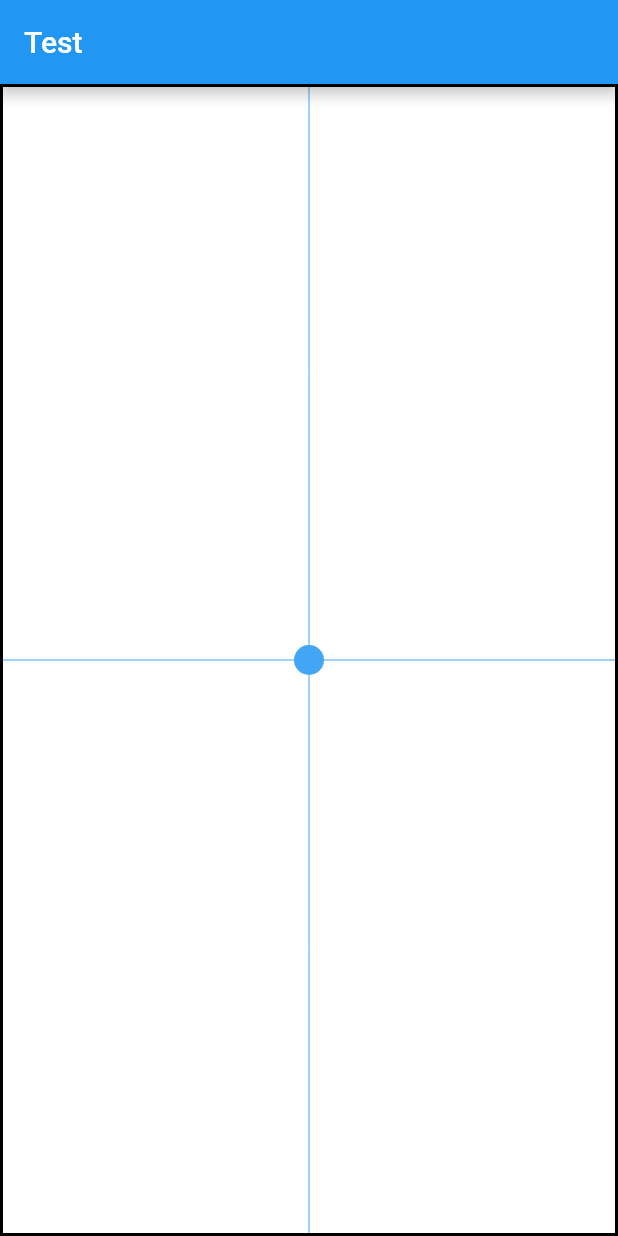
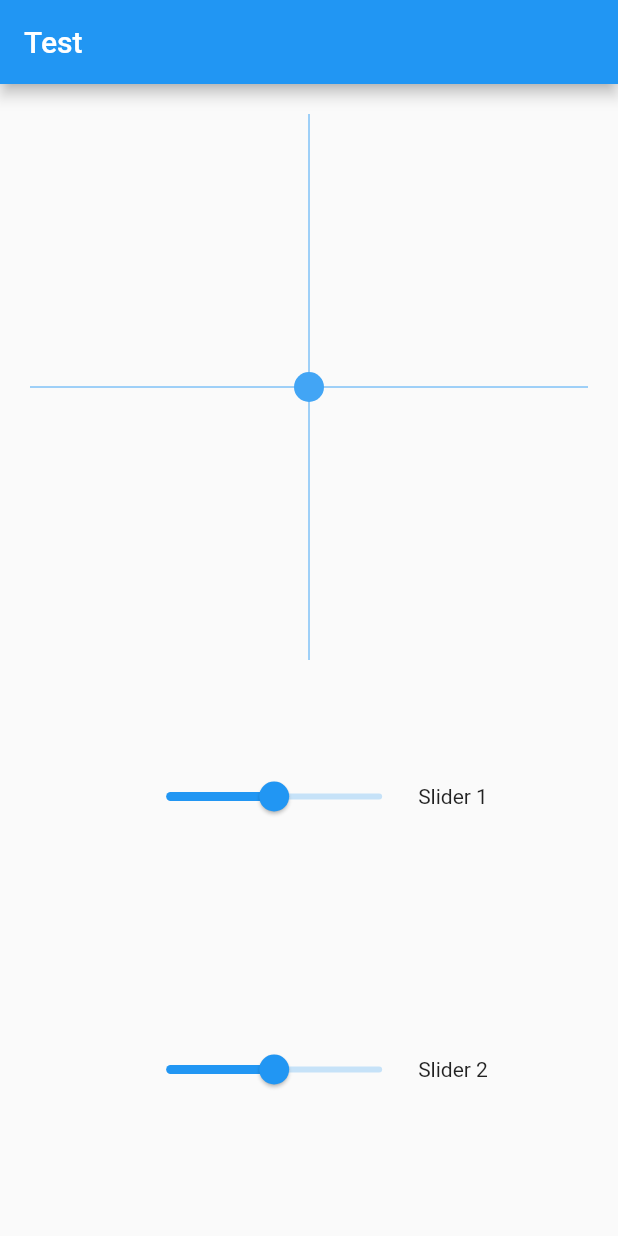
Before and after one commit to alistairrutherford/touchtest, a Flutter app: the screen it shows after launch, on a phone screen of 412 x 824 dp. Run offline on Flutter 3.47's test engine with Material 2 defaults, Android fonts, the phone set to English and light mode, and no system bars.

```diff
--- a/lib/main.dart
+++ b/lib/main.dart
@@ -1,7 +1,7 @@
 import 'package:flutter/material.dart';
 import 'package:flutter/gestures.dart';
 import 'package:flutter/rendering.dart';
-import 'package:touchtest/TouchPad.dart';
+import 'testform.dart';
 
 void main() {
   runApp(new TouchTest());
@@ -26,7 +26,7 @@ class TouchTest extends StatelessWidget {
   @override
   Widget build(BuildContext context) {
     return new MaterialApp(
-        title: 'Touch Test',
+        title: 'Test Form',
         theme: new ThemeData(
           primarySwatch: Colors.blue,
         ),
@@ -34,19 +34,7 @@ class TouchTest extends StatelessWidget {
           appBar: new AppBar(
             title: const Text('Test'),
           ),
-          body: new Container(
-
-            decoration: new BoxDecoration(
-              color: Colors.white,
-              border: new Border.all(
-                color: Colors.black,
-                width: 2.0,
-              ),
-            ),
-            child: new Center(
-                child: new TouchPad(onChanged: onChanged),
-            ),
-          ),
+          body: new TestForm(),
         )
     );
   }
--- /dev/null
+++ b/lib/testform.dart
@@ -0,0 +1,102 @@
+import 'package:flutter/material.dart';
+import 'touchpad.dart';
+
+class TestForm extends StatefulWidget {
+  static const String routeName = '/material/slider';
+
+  @override
+  _TestForm createState() => new _TestForm();
+}
+
+class _TestForm extends State<TestForm> {
+  double _valueSlider1 = 0.0;
+  double _valueSlider2 = 0.0;
+
+  /**
+   * Touch change handler
+   */
+  void onChanged(Offset offset) {
+    double x = offset.dx;
+    double y = offset.dy;
+
+    //print('x:$x, y:$y');
+  }
+
+  @override
+  Widget build(BuildContext context) {
+    return new Container(
+      padding: new EdgeInsets.all(20.0),
+      child: new Column(
+        children: <Widget>[
+          new Expanded(
+            flex: 2,
+            child: touchControl()
+          ),
+          new Expanded(
+              flex: 1,
+              child: new Row(
+                  mainAxisSize: MainAxisSize.min,
+                  children: <Widget>[
+                    sliderRow1()
+                  ]
+              ),
+          ),
+          new Expanded(
+            flex: 1,
+            child: new Row(
+                mainAxisSize: MainAxisSize.min,
+                children: <Widget>[
+                  sliderRow2()
+                ]
+            ),
+          ),
+        ]
+      )
+    );
+  }
+
+  Widget touchControl() {
+    return new TouchPad(onChanged: onChanged);
+  }
+
+  Widget sliderRow1() {
+    return new Row(
+        mainAxisSize: MainAxisSize.min,
+        children: <Widget>[
+          new Slider(
+              value: _valueSlider1,
+              min: -3.0,
+              max: 3.0,
+              thumbOpenAtMin: true,
+              onChanged: (double value) {
+                setState(() {
+                  _valueSlider1 = value;
+                });
+              }
+          ),
+          const Text('Slider 1'),
+        ]
+    );
+  }
+
+  Widget sliderRow2() {
+    return new Row(
+        mainAxisSize: MainAxisSize.min,
+        children: <Widget>[
+          new Slider(
+              value: _valueSlider2,
+              min: -3.0,
+              max: 3.0,
+              thumbOpenAtMin: true,
+              onChanged: (double value) {
+                setState(() {
+                  _valueSlider2 = value;
+                });
+              }
+          ),
+          const Text('Slider 2'),
+        ]
+    );
+  }
+
+}
```
Also changed, not shown: lib/touchpad.dart (renamed from lib/TouchPad.dart).
